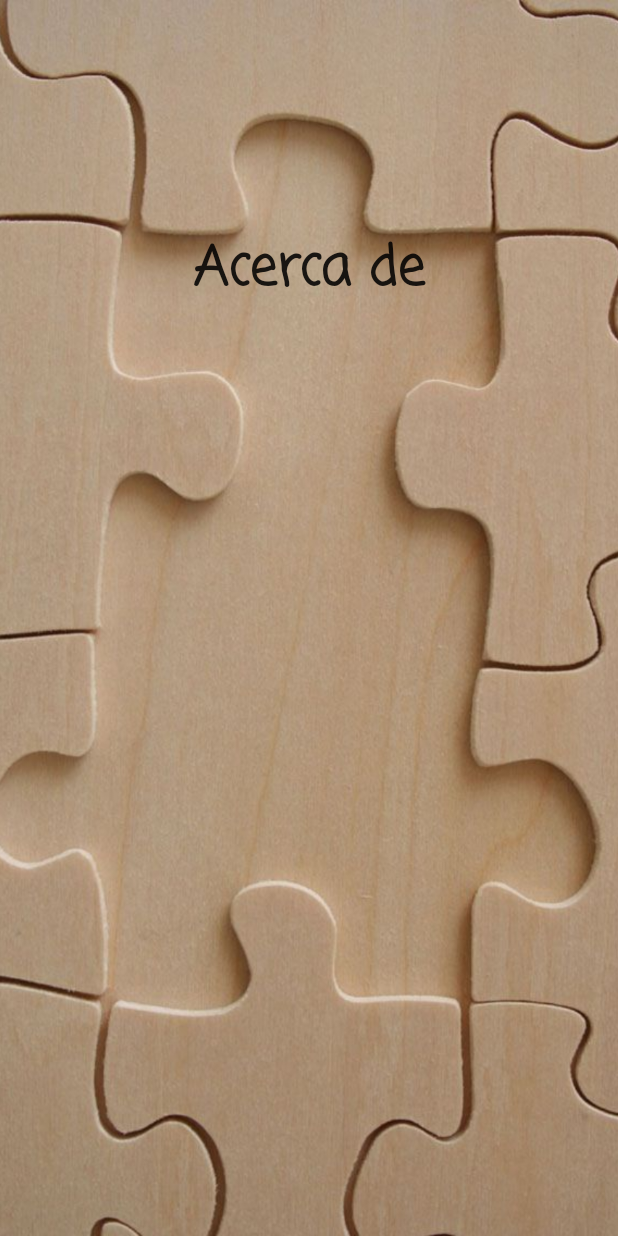
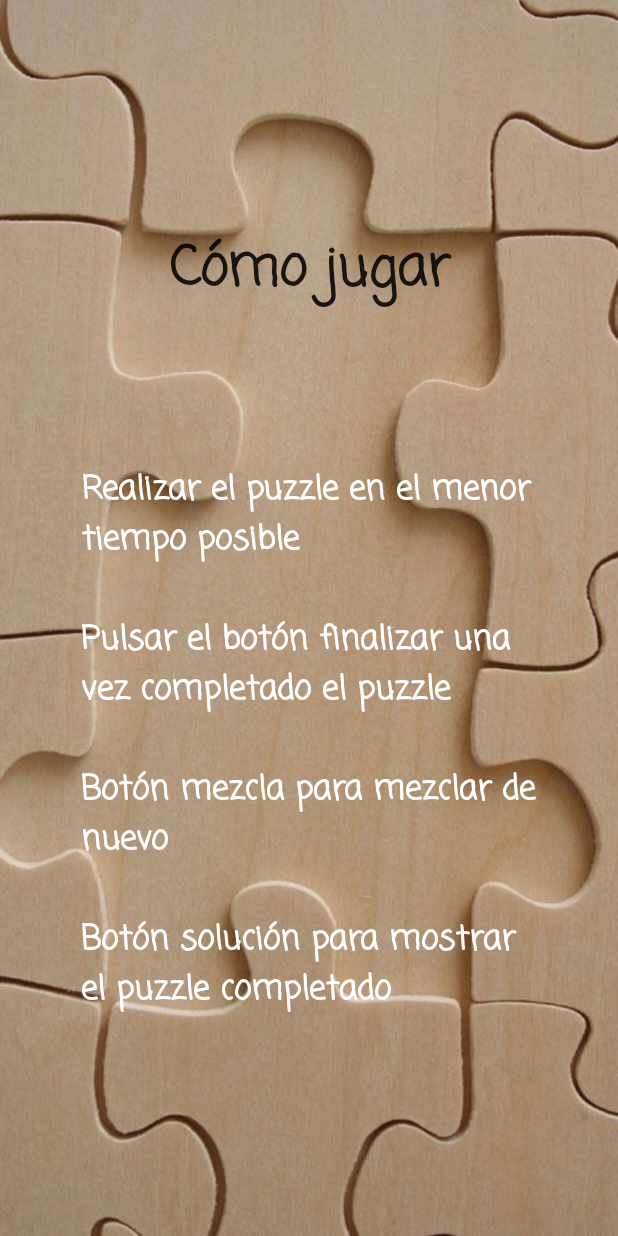
Before and after one commit to Ivacks/PuzzleDos, an Android app: the AboutUs screen opened directly, with no data from a screen before it, on a phone screen of 412 x 824 dp. Run offline under Robolectric (Android 15) with nearby library versions, the phone set to English and light mode, and no system bars.

Commit message:
Cambios en temporizador, ayuda, y colocación botones

```diff
--- a/app/src/main/java/com/example/slidepuzzle/GameActivity.kt
+++ b/app/src/main/java/com/example/slidepuzzle/GameActivity.kt
@@ -44,7 +44,7 @@ class GameActivity : AppCompatActivity() {
             board.shuffle()
         }
 
-        findViewById<Button>(R.id.reset).setOnClickListener {
+        findViewById<Button>(R.id.solucion).setOnClickListener {
             board.shuffle(true)
         }
 
@@ -72,7 +72,7 @@ class GameActivity : AppCompatActivity() {
 
     private fun startTimeCounter() {
         val countTime: TextView = findViewById(R.id.temporizador)
-        object : CountDownTimer(50000, 1000) {
+        object : CountDownTimer(1000000, 1000) {
             override fun onTick(millisUntilFinished: Long) {
 
                 countTime.text = counter.toString()
--- a/app/src/main/res/layout/acercade.xml
+++ b/app/src/main/res/layout/acercade.xml
@@ -2,6 +2,7 @@
 <android.support.constraint.ConstraintLayout
     xmlns:android="http://schemas.android.com/apk/res/android"
     xmlns:app="http://schemas.android.com/apk/res-auto"
+    xmlns:tools="http://schemas.android.com/tools"
     android:layout_width="match_parent"
     android:layout_height="match_parent">
 
@@ -20,13 +21,13 @@
         app:layout_constraintVertical_bias="1.0" />
 
     <TextView
-        android:id="@+id/txtvAcercade"
+        android:id="@+id/txtvComoJugar"
         android:layout_width="375dp"
         android:layout_height="114dp"
         android:background="#00FFFFFF"
         android:backgroundTint="#00FFFFFF"
         android:fontFamily="casual"
-        android:text="@string/acerca_de"
+        android:text="@string/c_mo_jugar"
         android:textAlignment="center"
         android:textAppearance="@style/TextAppearance.AppCompat.Large"
         android:textIsSelectable="false"
@@ -39,4 +40,23 @@
         app:layout_constraintStart_toStartOf="parent"
         app:layout_constraintTop_toTopOf="parent"
         app:layout_constraintVertical_bias="0.215" />
+
+    <TextView
+        android:id="@+id/tvInstrucciones"
+        android:layout_width="303dp"
+        android:layout_height="372dp"
+        android:fadingEdge="none"
+        android:fontFamily="casual"
+        android:text="Realizar el puzzle en el menor tiempo posible\n\nPulsar el botón finalizar una vez completado el puzzle\n\nBotón mezcla para mezclar de nuevo\n\nBotón solución para mostrar el puzzle completado"
+        android:textAlignment="textStart"
+        android:textAppearance="@style/TextAppearance.AppCompat.Large"
+        android:textColor="#FFFFFF"
+        android:textStyle="bold"
+        android:typeface="normal"
+        app:layout_constraintBottom_toBottomOf="parent"
+        app:layout_constraintEnd_toEndOf="parent"
+        app:layout_constraintHorizontal_bias="0.496"
+        app:layout_constraintStart_toStartOf="parent"
+        app:layout_constraintTop_toBottomOf="@+id/txtvComoJugar"
+        app:layout_constraintVertical_bias="0.234" />
 </android.support.constraint.ConstraintLayout>
--- a/app/src/main/res/layout/activity_main.xml
+++ b/app/src/main/res/layout/activity_main.xml
@@ -137,7 +137,7 @@
         android:background="#00FFFFFF"
         android:backgroundTint="#00FFFFFF"
         android:fontFamily="casual"
-        android:text="@string/ABOUTUS"
+        android:text="@string/howtoplay"
         android:textAppearance="@style/TextAppearance.AppCompat.Medium"
         android:textColor="#020101"
         android:textIsSelectable="false"
```
Also changed, not shown: app/src/main/res/layout/game_activity.xml (+7 -4 lines), app/src/main/res/values/strings.xml (+7 -0 lines).
